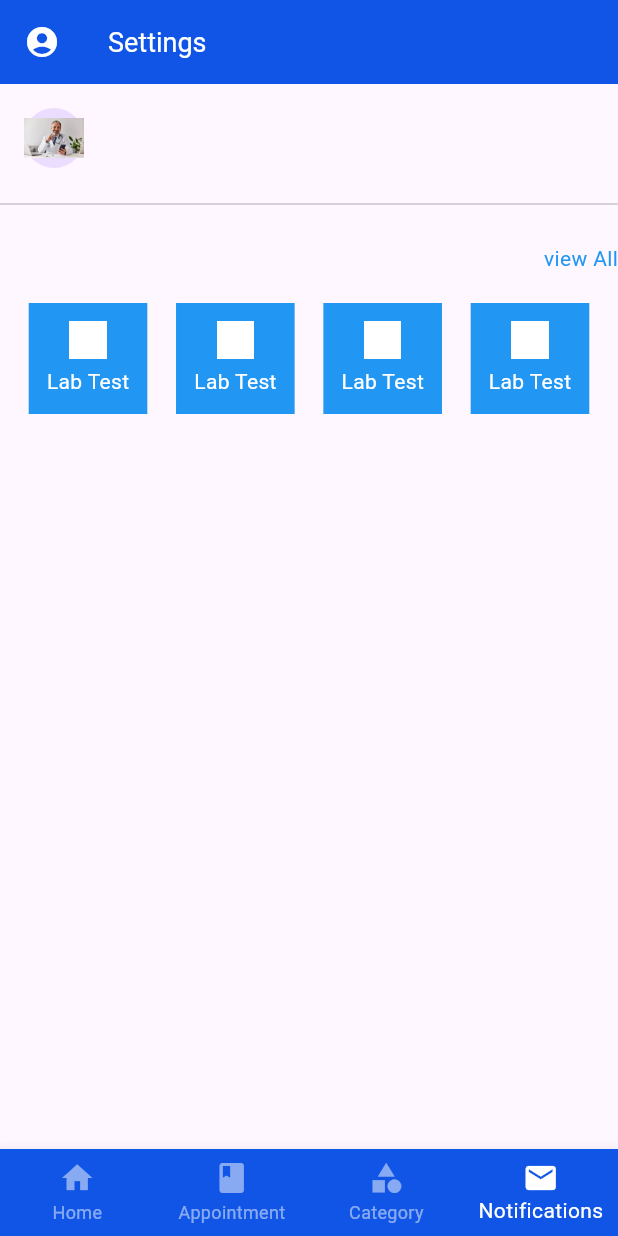
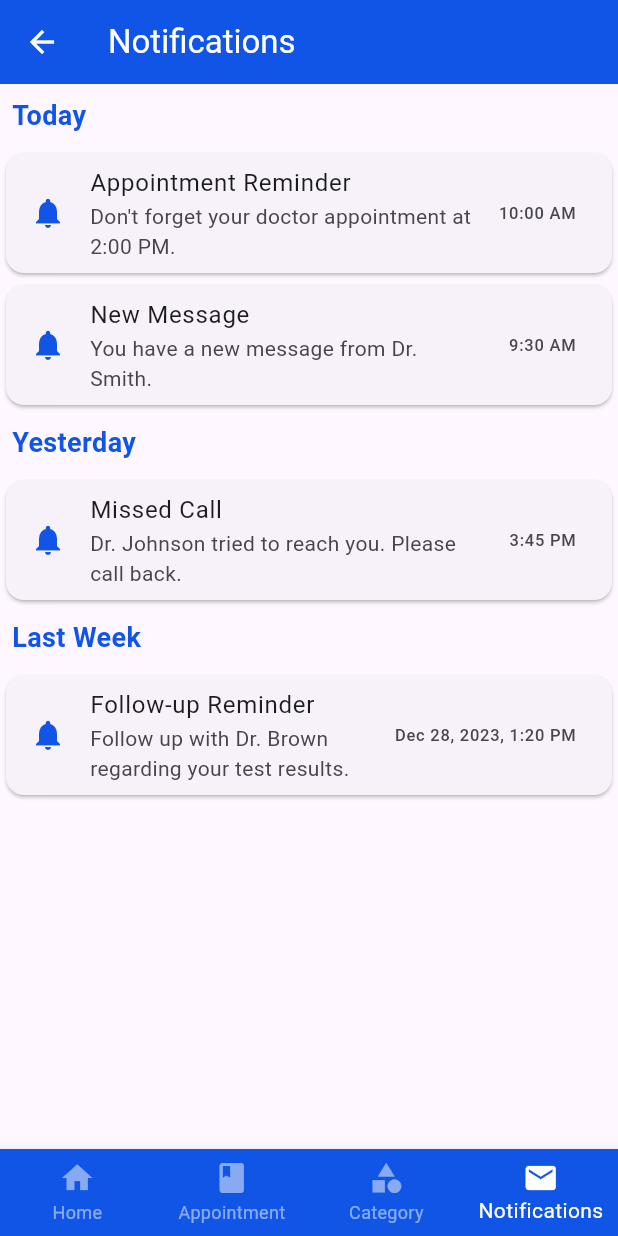
Before and after one commit to Abram-MrRight/DoctorsAppointment-App, a Flutter app: the Home screen opened directly, item 4 of the bottom bar chosen, on a phone screen of 412 x 824 dp. Run offline on Flutter 3.47's test engine with Material 3 defaults, Android fonts, the phone set to English and light mode, and no system bars; our stand-ins replace badges, cloud_firestore, firebase_auth, firebase_core, flutter_holo_date_picker, flutter_iconly and 7 more; accounts and stored records are empty; Roboto replaces fonts that are missing (Nunito-Light, Nunito_Bold).

Commit message:
Changed the original settings page to the notifications & messages page

```diff
--- a/lib/consts/colors.dart
+++ b/lib/consts/colors.dart
@@ -9,5 +9,6 @@ class AppColors{
       whiteColor =Colors.white,
       // bgDarkColor = const Color(0xffECECEC),
       bgDarkColor = const Color(0xffe4e1db),
-      blueTheme =const Color(0xFF1055E5);
+      blueTheme =const Color(0xFF1055E5),
+      dangerColor = Colors.red;
 }
--- a/lib/views/home_view/home.dart
+++ b/lib/views/home_view/home.dart
@@ -1,7 +1,7 @@
 import 'package:doctors_appt/views/appointment_view/appointment_view.dart';
 import 'package:doctors_appt/views/category/category_view.dart';
 import 'package:doctors_appt/views/home_view/home_view.dart';
-import 'package:doctors_appt/views/settings/settings_View.dart';
+import 'package:doctors_appt/views/notifications/notifications_view.dart';
 
 import '../../consts/consts.dart';
 
@@ -28,7 +28,7 @@ class _HomeState extends State<Home> {
     const HomeView(),
     const AppointmentView(),
     const CategoryView(),
-    const Settings(),
+    const NotificationsView(),
   ];
 
   @override
--- /dev/null
+++ b/lib/views/notifications/notifications_view.dart
@@ -0,0 +1,76 @@
+import 'package:doctors_appt/consts/colors.dart';
+import 'package:flutter/material.dart';
+
+class NotificationsView extends StatelessWidget {
+  const NotificationsView({super.key});
+
+  @override
+  Widget build(BuildContext context) {
+    return Scaffold(
+      appBar: AppBar(
+        title: const Text('Notifications'),
+      ),
+      body: ListView(
+        children: [
+          _buildNotificationHeader('Today'),
+          _buildNotificationItem(
+            Icons.notifications,
+            'Appointment Reminder',
+            'Don\'t forget your doctor appointment at 2:00 PM.',
+            '10:00 AM',
+          ),
+          _buildNotificationItem(
+            Icons.notifications,
+            'New Message',
+            'You have a new message from Dr. Smith.',
+            '9:30 AM',
+          ),
+
+          _buildNotificationHeader('Yesterday'),
+          _buildNotificationItem(
+            Icons.notifications,
+            'Missed Call',
+            'Dr. Johnson tried to reach you. Please call back.',
+            '3:45 PM',
+          ),
+
+          _buildNotificationHeader('Last Week'),
+          _buildNotificationItem(
+            Icons.notifications,
+            'Follow-up Reminder',
+            'Follow up with Dr. Brown regarding your test results.',
+            'Dec 28, 2023, 1:20 PM',
+          ),
+          // Add more notification items as needed
+        ],
+      ),
+    );
+  }
+
+  Widget _buildNotificationHeader(String title) {
+    return Padding(
+      padding: const EdgeInsets.all(8.0),
+      child: Text(
+        title,
+        style: TextStyle(fontSize: 18.0, fontWeight: FontWeight.bold,
+          color: AppColors.blueTheme
+        ),
+      ),
+    );
+  }
+
+  Widget _buildNotificationItem(
+      IconData icon, String title, String message, String time) {
+    return Card(
+      child: ListTile(
+        leading: Icon(icon, color: AppColors.blueTheme),
+        title: Text(title),
+        subtitle: Text(message),
+        trailing: Text(time),
+        onTap: () {
+          // Add functionality for tapping on a notification item
+        },
+      ),
+    );
+  }
+}
--- a/lib/views/profile/profile_view.dart
+++ b/lib/views/profile/profile_view.dart
@@ -77,8 +77,14 @@ class ProfileView extends StatelessWidget {
             },
           ),
           ListTile(
-            leading: const Icon(Icons.settings),
-            title: const Text("Settings"),
+            leading: Icon(Icons.settings, color: AppColors.blueTheme),
+            title: Text(
+              "Settings",
+              style: TextStyle(
+                  color: AppColors.blueTheme,
+                  fontWeight: FontWeight.w900
+              )
+            ),
             onTap: () {
               Navigator.of(context).push(
                   MaterialPageRoute(builder: (context) => const SettingsPage())
@@ -99,8 +105,13 @@ class ProfileView extends StatelessWidget {
             },
           ),
           ListTile(
-            leading: const Icon(Icons.logout),
-            title: const Text("Sign Out"),
+            leading: Icon(Icons.logout, color: AppColors.dangerColor),
+            title: Text("Sign Out",
+              style: TextStyle(
+                  color: AppColors.dangerColor,
+                  fontWeight: FontWeight.w900
+              )
+            ),
             onTap: () async{
               // Show confirmation dialog
               await Get.defaultDialog(
--- a/lib/views/settings/settings_View.dart
+++ /dev/null
@@ -1,79 +0,0 @@
-import 'package:doctors_appt/views/profile/profile_view.dart';
-import 'package:get/get.dart';
-import '../../consts/consts.dart';
-import '../../controllers/settings_controller.dart';
-
-class Settings extends StatefulWidget {
-  const Settings({super.key});
-
-  @override
-  State<Settings> createState() => _SettingsState();
-}
-
-class _SettingsState extends State<Settings> {
-  @override
-  Widget build(BuildContext context) {
-    var controller = Get.put(SettingsController());
-    return Scaffold(
-      drawer: const ProfileView(),
-      appBar: AppBar(
-        elevation: 0.0,
-        leading: Builder(
-          builder: (context) => IconButton(
-            icon: const Icon(Icons.account_circle_sharp),
-            onPressed: () {
-              Scaffold.of(context).openDrawer();
-            },
-          ),
-        ),
-        title: AppStyles.bold(
-          title: AppStrings.settings,
-          size: AppSizes.size18.toDouble(),
-          color: AppColors.whiteColor
-        ),
-      ),
-      body: Obx(
-            () => controller.isLoading.value
-            ? const Center(
-          child: CircularProgressIndicator(),
-        )
-            :Column(
-          children: [
-            ListTile(
-              leading: CircleAvatar(child: Image.asset(Appassets.imgSignup)),
-              title: AppStyles.bold(title: controller.username.value),
-              subtitle: AppStyles.normal(title:controller.email.value),
-            ),
-            const Divider(),
-            18.heightBox,
-            GestureDetector(
-              onTap: (){},
-              child: Align(
-                alignment: Alignment.centerRight,
-                child: AppStyles.normal(title: "view All", color: AppColors.blueColor),
-
-              ),
-            ),
-            20.heightBox,
-            Row(
-                mainAxisAlignment: MainAxisAlignment.spaceEvenly,
-                children: List.generate(
-                    4,
-                        (index) => Container(
-                      padding: const EdgeInsets.all(12),
-                      color: AppColors.blueColor,
-                      child: Column(
-                        children: [
-                          Image.asset(Appassets.ic_body, width: 25, color: AppColors.whiteColor,),
-                          5.heightBox,
-                          AppStyles.normal(title: "Lab Test", color: AppColors.whiteColor),
-                        ],
-                      ),
-                    ))
-            ),
-          ],
-        ),
-      ),
-    );
-  }
-}
```
